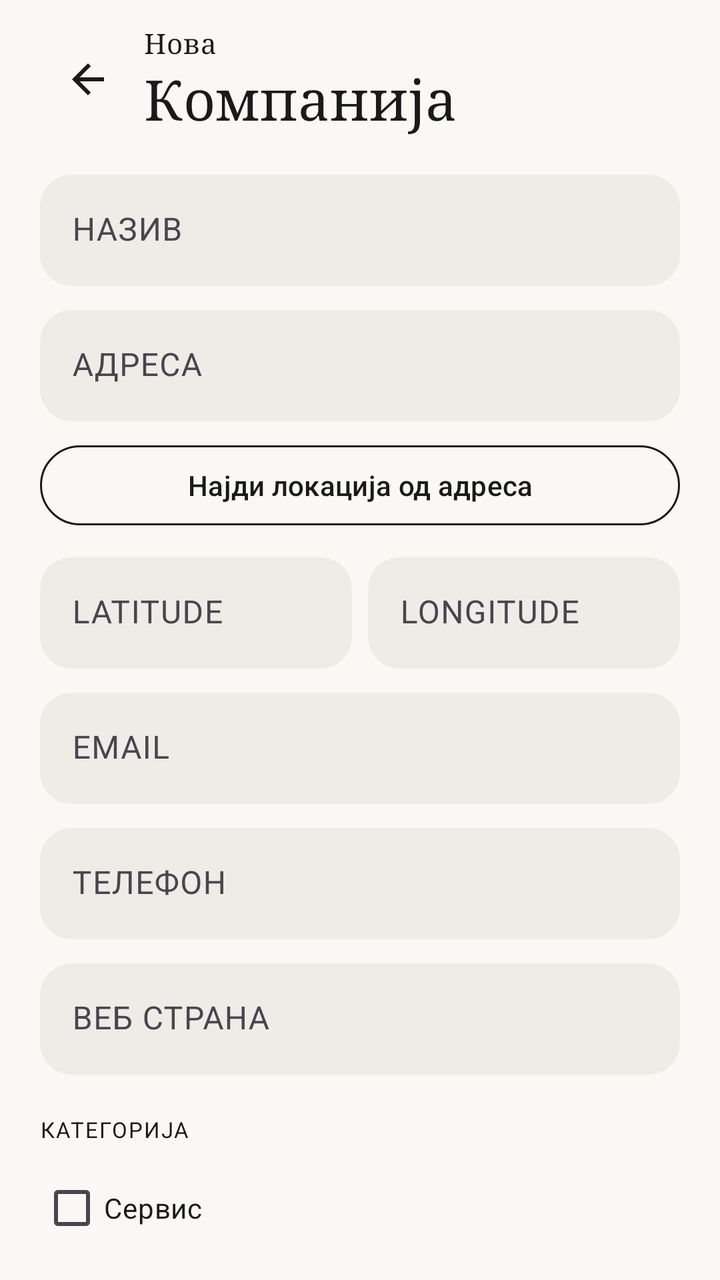
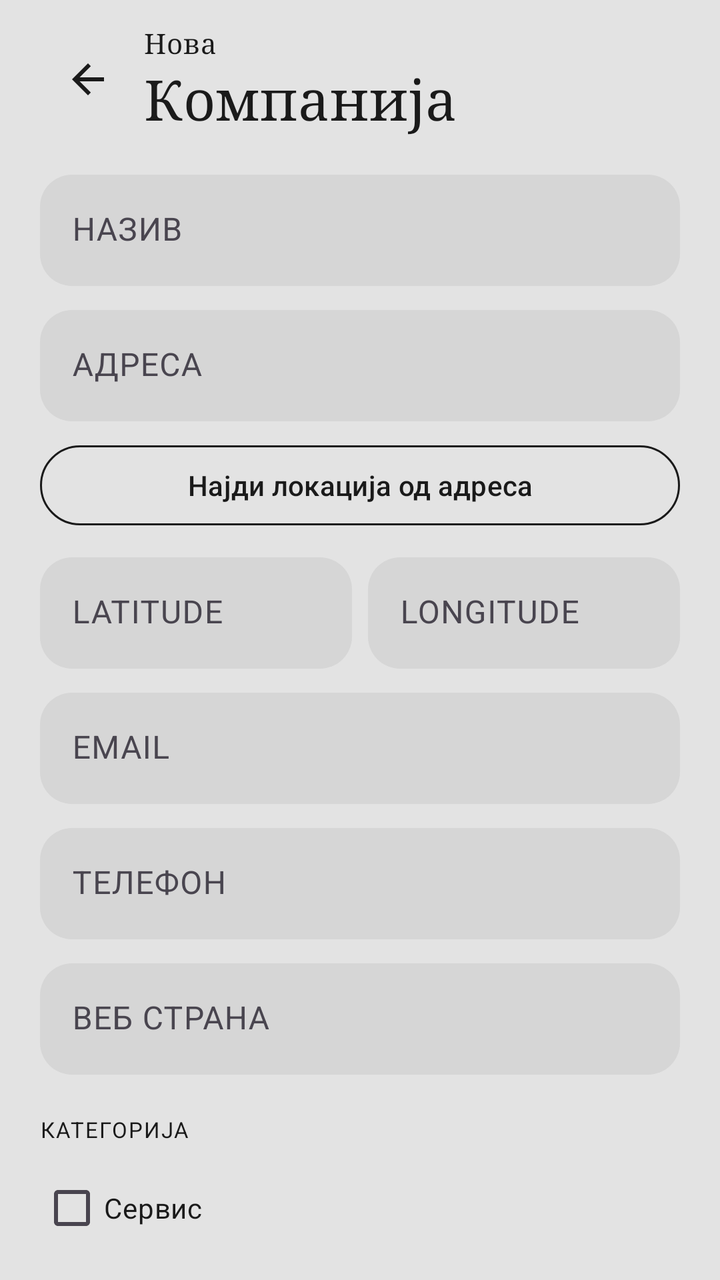

Screens rendered from an Android XML layout before and after an edit, with the pre-edit source and the edit as a unified diff.
<!-- AndroidManifest.xml: application theme Theme.Mesto_samostojna -->
<!-- res/layout/activity_add_company.xml -->
<?xml version="1.0" encoding="utf-8"?>
<androidx.core.widget.NestedScrollView xmlns:android="http://schemas.android.com/apk/res/android"
    xmlns:app="http://schemas.android.com/apk/res-auto"
    xmlns:tools="http://schemas.android.com/tools"
    android:layout_width="match_parent"
    android:layout_height="match_parent"
    android:background="@color/cream"
    android:clipToPadding="false"
    android:fillViewport="true"
    android:paddingStart="20dp"
    android:paddingEnd="20dp"
    android:paddingTop="12dp"
    android:paddingBottom="24dp"
    tools:context=".AddCompanyActivity">

        <LinearLayout
            android:layout_width="match_parent"
            android:layout_height="wrap_content"
            android:orientation="vertical">

            
            <LinearLayout
                android:layout_width="match_parent"
                android:layout_height="wrap_content"
                android:gravity="center_vertical"
                android:orientation="horizontal">

                <ImageButton
                    android:id="@+id/btn_back"
                    android:layout_width="48dp"
                    android:layout_height="48dp"
                    android:background="?attr/selectableItemBackgroundBorderless"
                    android:contentDescription="@string/nav_back"
                    android:padding="12dp"
                    android:src="@drawable/ic_arrow_back"
                    app:tint="@color/ink" />

                <LinearLayout
                    android:layout_width="0dp"
                    android:layout_height="wrap_content"
                    android:layout_marginStart="4dp"
                    android:layout_weight="1"
                    android:orientation="vertical">

                    <TextView
                        android:layout_width="wrap_content"
                        android:layout_height="wrap_content"
                        android:fontFamily="serif"
                        android:letterSpacing="0.02"
                        android:text="@string/screen_new_company_title_small"
                        android:textColor="@color/ink"
                        android:textSize="14sp" />

                    <TextView
                        android:layout_width="wrap_content"
                        android:layout_height="wrap_content"
                        android:fontFamily="serif"
                        android:letterSpacing="0.01"
                        android:text="@string/screen_new_company_title_large"
                        android:textColor="@color/ink"
                        android:textSize="28sp" />
                </LinearLayout>
            </LinearLayout>

            <Space
                android:layout_width="match_parent"
                android:layout_height="20dp" />

            <com.google.android.material.textfield.TextInputLayout
                android:id="@+id/til_name"
                style="@style/Widget.Material3.TextInputLayout.FilledBox"
                android:layout_width="match_parent"
                android:layout_height="wrap_content"
                android:hint="@string/label_name"
                app:boxBackgroundColor="@color/linen"
                app:boxCornerRadiusBottomEnd="16dp"
                app:boxCornerRadiusBottomStart="16dp"
                app:boxCornerRadiusTopEnd="16dp"
                app:boxCornerRadiusTopStart="16dp"
                app:boxStrokeWidth="0dp"
                app:boxStrokeWidthFocused="0dp">

                <com.google.android.material.textfield.TextInputEditText
                    android:id="@+id/input_name"
                    android:layout_width="match_parent"
                    android:layout_height="wrap_content"
                    android:inputType="textCapWords"
                    android:textColor="@color/ink" />
            </com.google.android.material.textfield.TextInputLayout>

            <Space
                android:layout_width="match_parent"
                android:layout_height="12dp" />

            <com.google.android.material.textfield.TextInputLayout
                android:id="@+id/til_address"
                style="@style/Widget.Material3.TextInputLayout.FilledBox"
                android:layout_width="match_parent"
                android:layout_height="wrap_content"
                android:hint="@string/label_address"
                app:boxBackgroundColor="@color/linen"
                app:boxCornerRadiusBottomEnd="16dp"
                app:boxCornerRadiusBottomStart="16dp"
                app:boxCornerRadiusTopEnd="16dp"
                app:boxCornerRadiusTopStart="16dp"
                app:boxStrokeWidth="0dp"
                app:boxStrokeWidthFocused="0dp">

                <com.google.android.material.textfield.TextInputEditText
                    android:id="@+id/input_address"
                    android:layout_width="match_parent"
                    android:layout_height="wrap_content"
                    android:inputType="textPostalAddress"
                    android:textColor="@color/ink" />
            </com.google.android.material.textfield.TextInputLayout>

            <com.google.android.material.button.MaterialButton
                android:id="@+id/btn_find_location"
                style="@style/Widget.Material3.Button.OutlinedButton"
                android:layout_width="match_parent"
                android:layout_height="wrap_content"
                android:layout_marginTop="8dp"
                android:text="@string/btn_find_location"
                app:cornerRadius="24dp"
                app:strokeColor="@color/ink" />

            <Space
                android:layout_width="match_parent"
                android:layout_height="12dp" />

            <LinearLayout
                android:layout_width="match_parent"
                android:layout_height="wrap_content"
                android:orientation="horizontal">

                <com.google.android.material.textfield.TextInputLayout
                    android:id="@+id/til_latitude"
                    style="@style/Widget.Material3.TextInputLayout.FilledBox"
                    android:layout_width="0dp"
                    android:layout_height="wrap_content"
                    android:layout_marginEnd="8dp"
                    android:layout_weight="1"
                    android:hint="@string/label_latitude"
                    app:boxBackgroundColor="@color/linen"
                    app:boxCornerRadiusBottomEnd="16dp"
                    app:boxCornerRadiusBottomStart="16dp"
                    app:boxCornerRadiusTopEnd="16dp"
                    app:boxCornerRadiusTopStart="16dp"
                    app:boxStrokeWidth="0dp"
                    app:boxStrokeWidthFocused="0dp">

                    <com.google.android.material.textfield.TextInputEditText
                        android:id="@+id/input_latitude"
                        android:layout_width="match_parent"
                        android:layout_height="wrap_content"
                        android:inputType="numberDecimal|numberSigned"
                        android:textColor="@color/ink" />
                </com.google.android.material.textfield.TextInputLayout>

                <com.google.android.material.textfield.TextInputLayout
                    android:id="@+id/til_longitude"
                    style="@style/Widget.Material3.TextInputLayout.FilledBox"
                    android:layout_width="0dp"
                    android:layout_height="wrap_content"
                    android:layout_weight="1"
                    android:hint="@string/label_longitude"
                    app:boxBackgroundColor="@color/linen"
                    app:boxCornerRadiusBottomEnd="16dp"
                    app:boxCornerRadiusBottomStart="16dp"
                    app:boxCornerRadiusTopEnd="16dp"
                    app:boxCornerRadiusTopStart="16dp"
                    app:boxStrokeWidth="0dp"
                    app:boxStrokeWidthFocused="0dp">

                    <com.google.android.material.textfield.TextInputEditText
                        android:id="@+id/input_longitude"
                        android:layout_width="match_parent"
                        android:layout_height="wrap_content"
                        android:inputType="numberDecimal|numberSigned"
                        android:textColor="@color/ink" />
                </com.google.android.material.textfield.TextInputLayout>
            </LinearLayout>

            <Space
                android:layout_width="match_parent"
                android:layout_height="12dp" />

            <com.google.android.material.textfield.TextInputLayout
                android:id="@+id/til_email"
                style="@style/Widget.Material3.TextInputLayout.FilledBox"
                android:layout_width="match_parent"
                android:layout_height="wrap_content"
                android:hint="@string/label_email"
                app:boxBackgroundColor="@color/linen"
                app:boxCornerRadiusBottomEnd="16dp"
                app:boxCornerRadiusBottomStart="16dp"
                app:boxCornerRadiusTopEnd="16dp"
                app:boxCornerRadiusTopStart="16dp"
                app:boxStrokeWidth="0dp"
                app:boxStrokeWidthFocused="0dp">

                <com.google.android.material.textfield.TextInputEditText
                    android:id="@+id/input_email"
                    android:layout_width="match_parent"
                    android:layout_height="wrap_content"
                    android:inputType="textEmailAddress"
                    android:textColor="@color/ink" />
            </com.google.android.material.textfield.TextInputLayout>

            <Space
                android:layout_width="match_parent"
                android:layout_height="12dp" />

            <com.google.android.material.textfield.TextInputLayout
                android:id="@+id/til_phone"
                style="@style/Widget.Material3.TextInputLayout.FilledBox"
                android:layout_width="match_parent"
                android:layout_height="wrap_content"
                android:hint="@string/label_phone"
                app:boxBackgroundColor="@color/linen"
                app:boxCornerRadiusBottomEnd="16dp"
                app:boxCornerRadiusBottomStart="16dp"
                app:boxCornerRadiusTopEnd="16dp"
                app:boxCornerRadiusTopStart="16dp"
                app:boxStrokeWidth="0dp"
                app:boxStrokeWidthFocused="0dp">

                <com.google.android.material.textfield.TextInputEditText
                    android:id="@+id/input_phone"
                    android:layout_width="match_parent"
                    android:layout_height="wrap_content"
                    android:inputType="phone"
                    android:textColor="@color/ink" />
            </com.google.android.material.textfield.TextInputLayout>

            <Space
                android:layout_width="match_parent"
                android:layout_height="12dp" />

            <com.google.android.material.textfield.TextInputLayout
                android:id="@+id/til_website"
                style="@style/Widget.Material3.TextInputLayout.FilledBox"
                android:layout_width="match_parent"
                android:layout_height="wrap_content"
                android:hint="@string/label_website"
                app:boxBackgroundColor="@color/linen"
                app:boxCornerRadiusBottomEnd="16dp"
                app:boxCornerRadiusBottomStart="16dp"
                app:boxCornerRadiusTopEnd="16dp"
                app:boxCornerRadiusTopStart="16dp"
                app:boxStrokeWidth="0dp"
                app:boxStrokeWidthFocused="0dp">

                <com.google.android.material.textfield.TextInputEditText
                    android:id="@+id/input_website"
                    android:layout_width="match_parent"
                    android:layout_height="wrap_content"
                    android:inputType="textUri"
                    android:textColor="@color/ink" />
            </com.google.android.material.textfield.TextInputLayout>

            <Space
                android:layout_width="match_parent"
                android:layout_height="20dp" />

            <TextView
                android:layout_width="wrap_content"
                android:layout_height="wrap_content"
                android:letterSpacing="0.06"
                android:text="@string/label_category"
                android:textAllCaps="true"
                android:textColor="@color/ink"
                android:textSize="11sp" />

            <LinearLayout
                android:layout_width="match_parent"
                android:layout_height="wrap_content"
                android:layout_marginTop="8dp"
                android:orientation="vertical">

                <com.google.android.material.checkbox.MaterialCheckBox
                    android:id="@+id/cb_cat_service"
                    android:layout_width="match_parent"
                    android:layout_height="wrap_content"
                    android:text="@string/cat_service"
                    android:textColor="@color/ink" />

                <com.google.android.material.checkbox.MaterialCheckBox
                    android:id="@+id/cb_cat_entertainment"
                    android:layout_width="match_parent"
                    android:layout_height="wrap_content"
                    android:text="@string/cat_entertainment"
                    android:textColor="@color/ink" />

                <com.google.android.material.checkbox.MaterialCheckBox
                    android:id="@+id/cb_cat_industry"
                    android:layout_width="match_parent"
                    android:layout_height="wrap_content"
                    android:text="@string/cat_industry"
                    android:textColor="@color/ink" />

                <com.google.android.material.checkbox.MaterialCheckBox
                    android:id="@+id/cb_cat_education"
                    android:layout_width="match_parent"
                    android:layout_height="wrap_content"
                    android:text="@string/cat_education"
                    android:textColor="@color/ink" />
            </LinearLayout>

            <Space
                android:layout_width="match_parent"
                android:layout_height="20dp" />

            <TextView
                android:layout_width="wrap_content"
                android:layout_height="wrap_content"
                android:letterSpacing="0.06"
                android:text="@string/label_location"
                android:textAllCaps="true"
                android:textColor="@color/ink"
                android:textSize="11sp" />

            <LinearLayout
                android:id="@+id/location_preview"
                android:layout_width="match_parent"
                android:layout_height="wrap_content"
                android:layout_marginTop="8dp"
                android:background="@drawable/bg_location_card"
                android:gravity="center_vertical"
                android:orientation="horizontal"
                android:padding="14dp">

                <ImageView
                    android:layout_width="22dp"
                    android:layout_height="22dp"
                    android:contentDescription="@string/label_location"
                    android:importantForAccessibility="no"
                    android:src="@drawable/ic_location_pin" />

                <TextView
                    android:id="@+id/text_location_coords"
                    android:layout_width="0dp"
                    android:layout_height="wrap_content"
                    android:layout_marginStart="10dp"
                    android:layout_weight="1"
                    android:fontFamily="sans-serif-medium"
                    android:text="@string/location_placeholder"
                    android:textColor="@color/ink"
                    android:textSize="14sp" />
            </LinearLayout>

            <Space
                android:layout_width="match_parent"
                android:layout_height="28dp" />

            <com.google.android.material.button.MaterialButton
                android:id="@+id/btn_save"
                style="@style/Widget.Material3.Button"
                android:layout_width="match_parent"
                android:layout_height="56dp"
                android:insetTop="0dp"
                android:insetBottom="0dp"
                android:text="@string/btn_save"
                android:textAllCaps="true"
                android:textSize="15sp"
                app:backgroundTint="@color/ink"
                app:cornerRadius="28dp" />
        </LinearLayout>
</androidx.core.widget.NestedScrollView>
<!-- resources referenced by this layout -->
<resources>
  <color name="cream">#FAF8F5</color>
  <color name="ink">#1A1A1A</color>
  <color name="linen">#EFEBE6</color>
  <!-- drawable bg_location_card (drawable) -->
  <?xml version="1.0" encoding="utf-8"?>
  <shape xmlns:android="http://schemas.android.com/apk/res/android"
      android:shape="rectangle">
      <solid android:color="@color/linen" />
      <corners android:radius="16dp" />
      <stroke
          android:width="1dp"
          android:color="@color/sand" />
  </shape>
  <!-- drawable ic_arrow_back (drawable) -->
  <?xml version="1.0" encoding="utf-8"?>
  <vector xmlns:android="http://schemas.android.com/apk/res/android"
      android:width="24dp"
      android:height="24dp"
      android:viewportWidth="24"
      android:viewportHeight="24">
      <path
          android:fillColor="#FF000000"
          android:pathData="M20,11H7.83l5.59,-5.59L12,4l-8,8 8,8 1.41,-1.41L7.83,13H20v-2z" />
  </vector>
  <!-- drawable ic_location_pin (drawable) -->
  <?xml version="1.0" encoding="utf-8"?>
  <vector xmlns:android="http://schemas.android.com/apk/res/android"
      android:width="24dp"
      android:height="24dp"
      android:viewportWidth="24"
      android:viewportHeight="24">
      <path
          android:fillColor="#B87D6B"
          android:pathData="M12,2C8.13,2 5,5.13 5,9c0,5.25 7,13 7,13s7,-7.75 7,-13c0,-3.87 -3.13,-7 -7,-7zM12,11.5c-1.38,0 -2.5,-1.12 -2.5,-2.5s1.12,-2.5 2.5,-2.5 2.5,1.12 2.5,2.5 -1.12,2.5 -2.5,2.5z" />
  </vector>
  <string name="btn_find_location">Најди локација од адреса</string>
  <string name="btn_save">ЗАЧУВАЈ</string>
  <string name="cat_education">Едукација</string>
  <string name="cat_entertainment">Забава</string>
  <string name="cat_industry">Индустрија</string>
  <string name="cat_service">Сервис</string>
  <string name="label_address">АДРЕСА</string>
  <string name="label_category">КАТЕГОРИЈА</string>
  <string name="label_email">EMAIL</string>
  <string name="label_latitude">LATITUDE</string>
  <string name="label_location">ЛОКАЦИЈА</string>
  <string name="label_longitude">LONGITUDE</string>
  <string name="label_name">НАЗИВ</string>
  <string name="label_phone">ТЕЛЕФОН</string>
  <string name="label_website">ВЕБ СТРАНА</string>
  <string name="location_placeholder">41.7452° N - 22.1939° E</string>
  <string name="nav_back">Назад</string>
  <string name="screen_new_company_title_large">Компанија</string>
  <string name="screen_new_company_title_small">Нова</string>
  <style name="Theme.Mesto_samostojna" parent="Base.Theme.Mesto_samostojna" />
  <color name="sand">#D9CFC4</color>
  <style name="Base.Theme.Mesto_samostojna" parent="Theme.Material3.DayNight.NoActionBar">
          <item name="android:statusBarColor">@color/cream</item>
          <item name="android:navigationBarColor">@color/cream</item>
          <item name="android:windowLightStatusBar">true</item>
          <item name="colorPrimary">@color/ink</item>
          <item name="colorSurface">@color/cream</item>
          <item name="android:colorBackground">@color/cream</item>
      </style>
</resources>

<!-- the commit's change to res/layout/activity_add_company.xml (unified diff, before → after) -->
@@ -305,6 +305,13 @@
                     android:layout_height="wrap_content"
                     android:text="@string/cat_education"
                     android:textColor="@color/ink" />
+
+                <com.google.android.material.checkbox.MaterialCheckBox
+                    android:id="@+id/cb_cat_other"
+                    android:layout_width="match_parent"
+                    android:layout_height="wrap_content"
+                    android:text="@string/cat_other"
+                    android:textColor="@color/ink" />
             </LinearLayout>
 
             <Space
<!-- resource entries referenced after the edit -->
@@ -1,8 +1,8 @@
 <!-- resources referenced by this layout -->
 <resources>
-  <color name="cream">#FAF8F5</color>
+  <color name="cream">#E3E3E3</color>
   <color name="ink">#1A1A1A</color>
-  <color name="linen">#EFEBE6</color>
+  <color name="linen">#D6D6D6</color>
   <!-- drawable bg_location_card (drawable) -->
   <?xml version="1.0" encoding="utf-8"?>
   <shape xmlns:android="http://schemas.android.com/apk/res/android"
@@ -40,6 +40,7 @@
   <string name="cat_education">Едукација</string>
   <string name="cat_entertainment">Забава</string>
   <string name="cat_industry">Индустрија</string>
+  <string name="cat_other">Друго</string>
   <string name="cat_service">Сервис</string>
   <string name="label_address">АДРЕСА</string>
   <string name="label_category">КАТЕГОРИЈА</string>
@@ -55,7 +56,7 @@
   <string name="screen_new_company_title_large">Компанија</string>
   <string name="screen_new_company_title_small">Нова</string>
   <style name="Theme.Mesto_samostojna" parent="Base.Theme.Mesto_samostojna" />
-  <color name="sand">#D9CFC4</color>
+  <color name="sand">#CFCFCF</color>
   <style name="Base.Theme.Mesto_samostojna" parent="Theme.Material3.DayNight.NoActionBar">
           <item name="android:statusBarColor">@color/cream</item>
           <item name="android:navigationBarColor">@color/cream</item>
